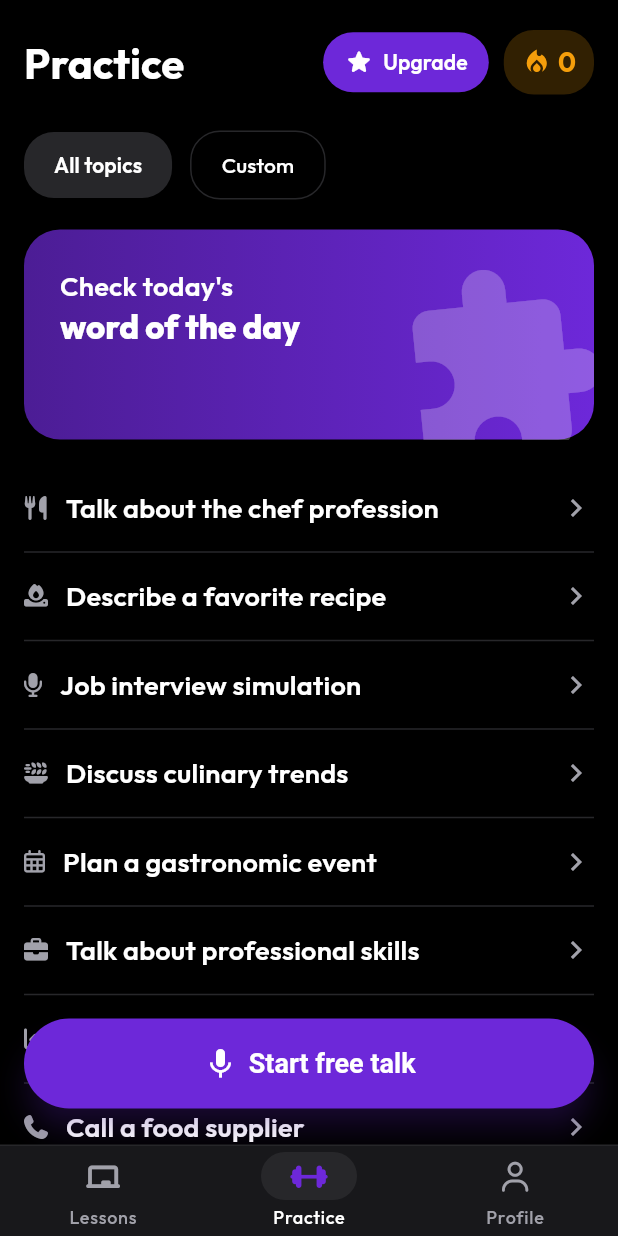
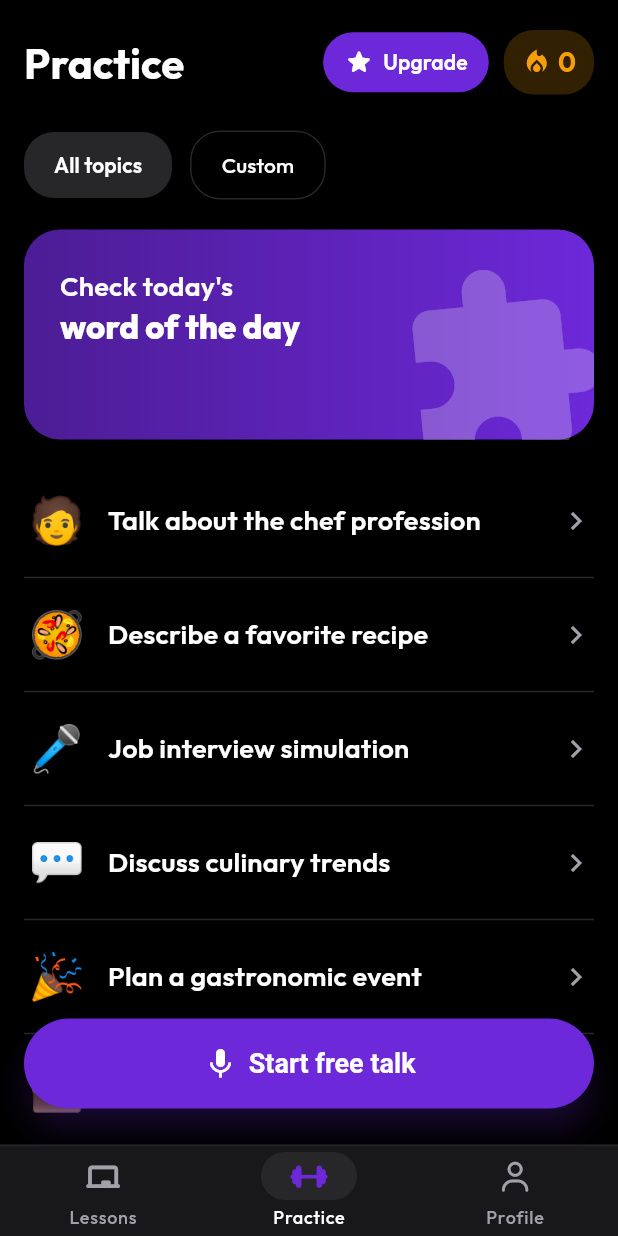
Before and after one commit to anatolguidea/AILanguageBuddy, a Flutter app: the screen it shows once a user with an empty profile is signed in, on a phone screen of 412 x 824 dp. Run offline on Flutter 3.47's test engine with Material 3 defaults, Android fonts, the phone set to English and light mode, and no system bars; our stand-ins replace equatable, flutter_animate, flutter_dotenv, flutter_riverpod, flutter_tts, font_awesome_flutter and 7 more; missing offline and left inert: audio_session, flutter_sound; accounts and stored records are empty; statements that could not run were skipped.

Commit message:
added emoji based topics in home screen

```diff
--- a/frontend/lib/features/practice/presentation/pages/practice_page.dart
+++ b/frontend/lib/features/practice/presentation/pages/practice_page.dart
@@ -49,7 +49,10 @@ class _PracticePageState extends ConsumerState<PracticePage> {
                 color: Theme.of(context).colorScheme.primary,
                 child: SingleChildScrollView(
                   physics: const AlwaysScrollableScrollPhysics(),
-                padding: const EdgeInsets.symmetric(horizontal: 16, vertical: 20),
+                  padding: const EdgeInsets.symmetric(
+                    horizontal: 16,
+                    vertical: 20,
+                  ),
                   child: Column(
                     crossAxisAlignment: CrossAxisAlignment.start,
                     children: [
@@ -96,10 +99,16 @@ class _PracticePageState extends ConsumerState<PracticePage> {
                             itemBuilder: (context, index) {
                               final topic = topics[index];
                               return TopicTile(
+                                topicId: topic.id,
                                 title: topic.title,
                                 icon: topic.icon,
                                 onTap: () {
-                                ref.read(currentTopicLanguageProvider.notifier).state = topic.languageCode;
+                                  ref
+                                      .read(
+                                        currentTopicLanguageProvider.notifier,
+                                      )
+                                      .state = topic
+                                      .languageCode;
                                   context.push(topic.route);
                                 },
                               );
@@ -108,13 +117,17 @@ class _PracticePageState extends ConsumerState<PracticePage> {
                           loading: () => Center(
                             child: Padding(
                               padding: const EdgeInsets.all(20.0),
-                            child: CircularProgressIndicator(color: Theme.of(context).colorScheme.primary),
+                              child: CircularProgressIndicator(
+                                color: Theme.of(context).colorScheme.primary,
+                              ),
                             ),
                           ),
                           error: (err, stack) => Center(
                             child: Text(
                               s.errorLoadingTopics,
-                            style: TextStyle(color: Theme.of(context).colorScheme.error),
+                              style: TextStyle(
+                                color: Theme.of(context).colorScheme.error,
+                              ),
                             ),
                           ),
                         ),
@@ -125,7 +138,8 @@ class _PracticePageState extends ConsumerState<PracticePage> {
                               return _CustomEmptyState(
                                 message: s.noCustomTopicsYet,
                                 addLabel: s.createTopic,
-                              onAddTap: () => context.push('/practice/custom/create'),
+                                onAddTap: () =>
+                                    context.push('/practice/custom/create'),
                               );
                             }
                             return Column(
@@ -134,8 +148,13 @@ class _PracticePageState extends ConsumerState<PracticePage> {
                                 Padding(
                                   padding: const EdgeInsets.only(bottom: 12),
                                   child: TextButton.icon(
-                                  onPressed: () => context.push('/practice/custom/create'),
-                                  icon: const Icon(Icons.add, color: AppColors.primary, size: 20),
+                                    onPressed: () =>
+                                        context.push('/practice/custom/create'),
+                                    icon: const Icon(
+                                      Icons.add,
+                                      color: AppColors.primary,
+                                      size: 20,
+                                    ),
                                     label: Text(s.addTopic),
                                     style: TextButton.styleFrom(
                                       foregroundColor: AppColors.primary,
@@ -149,10 +168,18 @@ class _PracticePageState extends ConsumerState<PracticePage> {
                                   itemBuilder: (context, index) {
                                     final topic = customTopics[index];
                                     return TopicTile(
+                                      topicId: 'custom',
                                       title: topic.title,
                                       icon: FontAwesomeIcons.lightbulb,
                                       onTap: () {
-                                      ref.read(currentTopicLanguageProvider.notifier).state = ref.read(languageProvider).code;
+                                        ref
+                                            .read(
+                                              currentTopicLanguageProvider
+                                                  .notifier,
+                                            )
+                                            .state = ref
+                                            .read(languageProvider)
+                                            .code;
                                         context.push(topic.route);
                                       },
                                     );
@@ -164,13 +191,17 @@ class _PracticePageState extends ConsumerState<PracticePage> {
                           loading: () => Center(
                             child: Padding(
                               padding: const EdgeInsets.all(20.0),
-                            child: CircularProgressIndicator(color: Theme.of(context).colorScheme.primary),
+                              child: CircularProgressIndicator(
+                                color: Theme.of(context).colorScheme.primary,
+                              ),
                             ),
                           ),
                           error: (e, st) => Center(
                             child: Text(
                               s.errorLoadingCustomTopics,
-                            style: TextStyle(color: Theme.of(context).colorScheme.error),
+                              style: TextStyle(
+                                color: Theme.of(context).colorScheme.error,
+                              ),
                             ),
                           ),
                         ),
@@ -188,7 +219,11 @@ class _PracticePageState extends ConsumerState<PracticePage> {
                   width: double.infinity,
                   child: ElevatedButton.icon(
                     onPressed: () => context.push('/live'),
-                  icon: Icon(Icons.mic, color: Theme.of(context).colorScheme.onPrimary, size: 24),
+                    icon: Icon(
+                      Icons.mic,
+                      color: Theme.of(context).colorScheme.onPrimary,
+                      size: 24,
+                    ),
                     label: Text(s.startFreeTalk),
                     style: ElevatedButton.styleFrom(
                       backgroundColor: Theme.of(context).colorScheme.primary,
@@ -198,7 +233,9 @@ class _PracticePageState extends ConsumerState<PracticePage> {
                         borderRadius: BorderRadius.circular(30),
                       ),
                       elevation: 8,
-                    shadowColor: Theme.of(context).colorScheme.primary.withOpacity(0.5),
+                      shadowColor: Theme.of(
+                        context,
+                      ).colorScheme.primary.withOpacity(0.5),
                       textStyle: const TextStyle(
                         fontSize: 18,
                         fontWeight: FontWeight.w600,
@@ -239,7 +276,9 @@ class _SegmentChip extends StatelessWidget {
           padding: const EdgeInsets.symmetric(horizontal: 20, vertical: 12),
           decoration: BoxDecoration(
             borderRadius: BorderRadius.circular(20),
-            border: selected ? null : Border.all(color: scheme.surfaceContainerHighest),
+            border: selected
+                ? null
+                : Border.all(color: scheme.surfaceContainerHighest),
           ),
           child: Text(
             label,
@@ -274,18 +313,16 @@ class _CustomEmptyState extends StatelessWidget {
         children: [
           Text(
             message,
-            style: Theme.of(context).textTheme.titleMedium?.copyWith(
-                  color: scheme.onSurfaceVariant,
-                ),
+            style: Theme.of(
+              context,
+            ).textTheme.titleMedium?.copyWith(color: scheme.onSurfaceVariant),
           ),
           const SizedBox(height: 8),
           TextButton.icon(
             onPressed: onAddTap,
             icon: Icon(Icons.add, color: scheme.primary, size: 20),
             label: Text(addLabel),
-            style: TextButton.styleFrom(
-              foregroundColor: scheme.primary,
-            ),
+            style: TextButton.styleFrom(foregroundColor: scheme.primary),
           ),
         ],
       ),
--- a/frontend/lib/features/practice/presentation/widgets/topic_tile.dart
+++ b/frontend/lib/features/practice/presentation/widgets/topic_tile.dart
@@ -1,21 +1,101 @@
 import 'package:flutter/material.dart';
-import 'package:font_awesome_flutter/font_awesome_flutter.dart';
+import 'package:google_fonts/google_fonts.dart';
 import '../../../../theme/app_colors.dart';
 
 class TopicTile extends StatelessWidget {
   final String title;
+  final String? topicId;
   final IconData icon;
   final VoidCallback onTap;
 
   const TopicTile({
     super.key,
     required this.title,
+    this.topicId,
     required this.icon,
     required this.onTap,
   });
 
+  String _emojiForTopic(String? id, String rawTitle) {
+    switch (id) {
+      case 'chef':
+        return '🧑‍🍳';
+      case 'recipe':
+        return '🥘';
+      case 'interview':
+        return '🎤';
+      case 'culinary_trends':
+        return '💬';
+      case 'gastronomic_event':
+        return '🎉';
+      case 'professional_skills':
+        return '💼';
+      case 'cooking_project':
+        return '📈';
+      case 'food_supplier':
+        return '📦';
+      case 'international_cuisine':
+        return '🌍';
+      case 'cover_letter':
+        return '📝';
+      case 'restaurant_complaint':
+        return '⚠️';
+      case 'ordering_food':
+        return '🍽️';
+      case 'travel_airport':
+        return '✈️';
+      case 'doctor_visit':
+        return '🩺';
+      case 'cafe_order':
+        return '☕';
+      case 'market_shopping':
+        return '🛍️';
+      case 'casual_friend':
+        return '💬';
+      case 'hotel_checkin':
+        return '🏨';
+      case 'directions':
+        return '🗺️';
+      case 'hobbies':
+        return '🎨';
+      case 'weather':
+        return '🌤️';
+      case 'booking':
+        return '🗓️';
+      case 'small_talk':
+        return '💬';
+      case 'fitness':
+        return '🏋️';
+      case 'pets':
+        return '🐶';
+      case 'movies':
+        return '🎬';
+      case 'music':
+        return '🎸';
+      case 'family':
+        return '👨‍👩‍👧‍👦';
+      case 'work_meeting':
+        return '📹';
+      default:
+        break;
+    }
+
+    final t = rawTitle.toLowerCase().trim();
+    if (t.contains('hobby') || t.contains('art')) return '🎨';
+    if (t.contains('family') || t.contains('familie')) return '👨‍👩‍👧‍👦';
+    if (t.contains('music') || t.contains('muzică')) return '🎸';
+    if (t.contains('movie') || t.contains('filme')) return '🎬';
+    if (t.contains('fitness')) return '🏋️';
+    if (t.contains('pet') || t.contains('animale')) return '🐶';
+    if (t.contains('meeting') || t.contains('întâlnire')) return '📹';
+    if (t.contains('friend') || t.contains('social')) return '💬';
+    return '💡';
+  }
+
   @override
   Widget build(BuildContext context) {
+    final emoji = _emojiForTopic(topicId, title);
+
     return Column(
       children: [
         InkWell(
@@ -25,7 +105,17 @@ class TopicTile extends StatelessWidget {
             padding: const EdgeInsets.symmetric(vertical: 8.0),
             child: Row(
               children: [
-                FaIcon(icon, color: AppColors.textSecondary, size: 16),
+                SizedBox(
+                  width: 44,
+                  height: 44,
+                  child: Center(
+                    child: Text(
+                      emoji,
+                      textAlign: TextAlign.center,
+                      style: GoogleFonts.notoColorEmoji(fontSize: 30),
+                    ),
+                  ),
+                ),
                 const SizedBox(width: 12),
                 Expanded(
                   child: Text(
```
Lines whose indentation alone changed are shown as unchanged.
